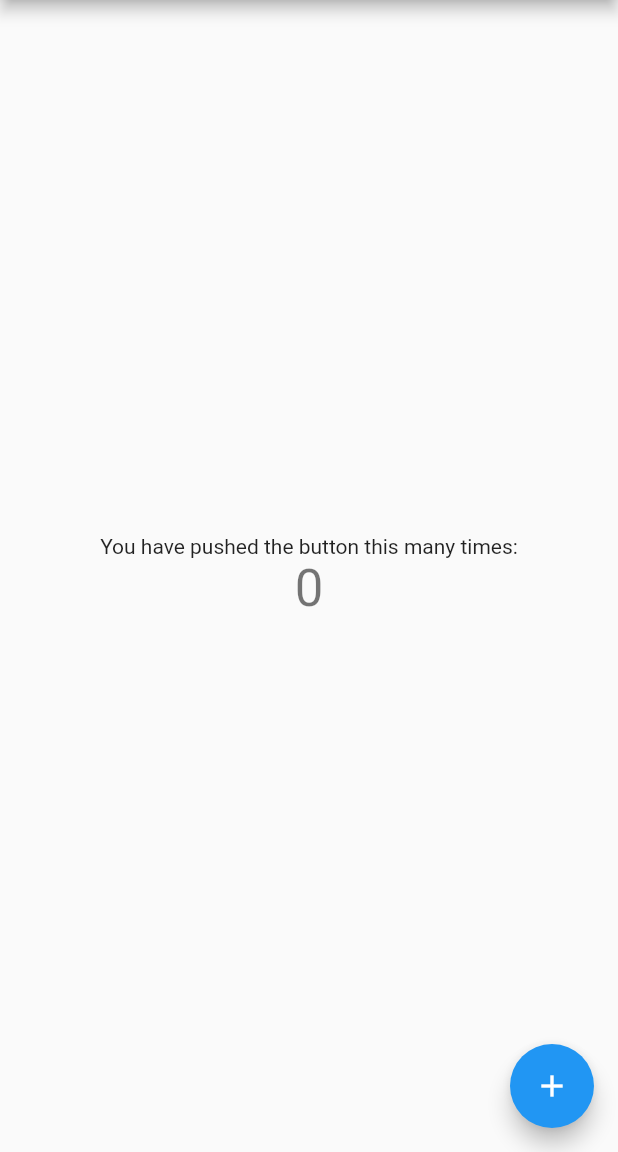
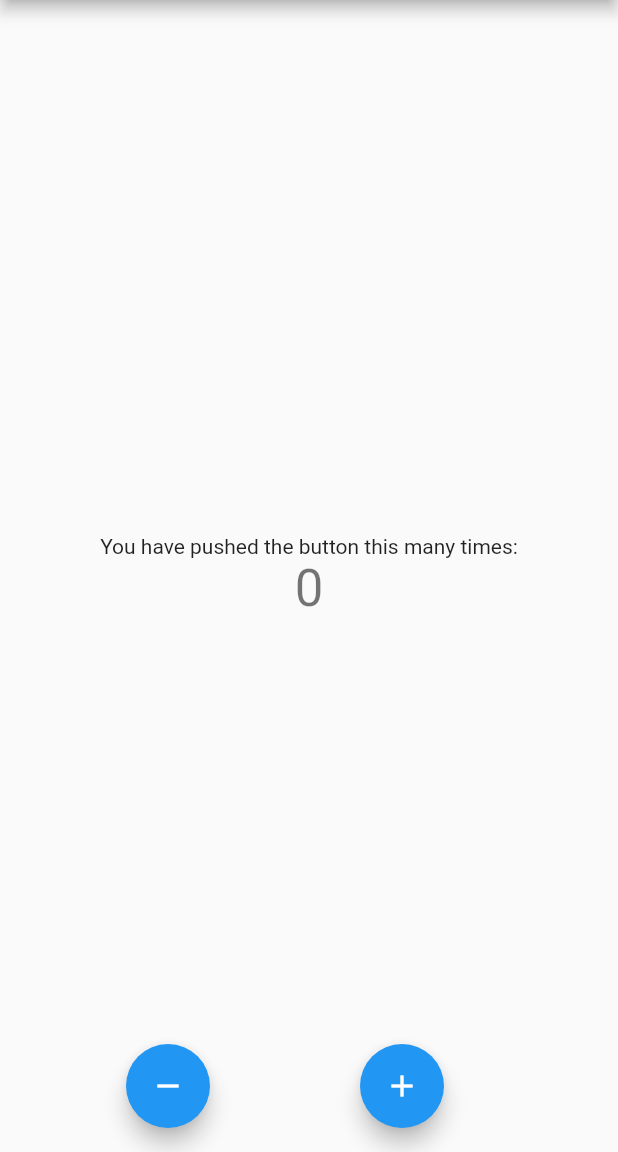
Before and after one commit to DavidWiehls/bloc_course, a Flutter app: the screen it shows after launch, on a phone screen of 412 x 824 dp, the part 84-1236 px from its top. Run offline on Flutter 3.47's test engine with Material 2 defaults, Android fonts, the phone set to English and light mode, and no system bars; our stand-ins replace bloc, flutter_bloc.

Commit message:
BloC integrated

```diff
--- /dev/null
+++ b/lib/cubit/counter_cubit.dart
@@ -0,0 +1,18 @@
+import 'package:bloc/bloc.dart';
+import 'package:meta/meta.dart';
+
+part 'counter_state.dart';
+
+class CounterCubit extends Cubit<CounterState> {
+  // Initial State of the variable
+  CounterCubit() : super(CounterState(counterValue: 0));
+
+  //TODO posible changes of state
+  void increment() {
+    emit(CounterState(counterValue: state.counterValue + 1));
+  }
+
+  void dicrement() {
+    emit(CounterState(counterValue: state.counterValue - 1));
+  }
+}
--- /dev/null
+++ b/lib/cubit/counter_state.dart
@@ -0,0 +1,10 @@
+// ignore_for_file: public_member_api_docs, sort_constructors_first
+part of 'counter_cubit.dart';
+
+class CounterState {
+  int counterValue;
+
+  CounterState({
+    required this.counterValue,
+  });
+}
--- a/lib/main.dart
+++ b/lib/main.dart
@@ -1,4 +1,9 @@
+import 'dart:developer';
+
 import 'package:flutter/material.dart';
+
+import 'cubit/counter_cubit.dart';
+import 'package:flutter_bloc/flutter_bloc.dart';
 
 void main() {
   runApp(const MyApp());
@@ -10,37 +15,21 @@ class MyApp extends StatelessWidget {
   // This widget is the root of your application.
   @override
   Widget build(BuildContext context) {
-    return MaterialApp(
+    return BlocProvider<CounterCubit>(
+      create: (context) => CounterCubit(),
+      child: MaterialApp(
         title: 'Flutter Demo',
         theme: ThemeData(
-        // This is the theme of your application.
-        //
-        // Try running your application with "flutter run". You'll see the
-        // application has a blue toolbar. Then, without quitting the app, try
-        // changing the primarySwatch below to Colors.green and then invoke
-        // "hot reload" (press "r" in the console where you ran "flutter run",
-        // or simply save your changes to "hot reload" in a Flutter IDE).
-        // Notice that the counter didn't reset back to zero; the application
-        // is not restarted.
           primarySwatch: Colors.blue,
         ),
         home: const MyHomePage(title: 'Flutter Demo Home Page'),
+      ),
     );
   }
 }
 
 class MyHomePage extends StatefulWidget {
   const MyHomePage({super.key, required this.title});
-
-  // This widget is the home page of your application. It is stateful, meaning
-  // that it has a State object (defined below) that contains fields that affect
-  // how it looks.
-
-  // This class is the configuration for the state. It holds the values (in this
-  // case the title) provided by the parent (in this case the App widget) and
-  // used by the build method of the State. Fields in a Widget subclass are
-  // always marked "final".
-
   final String title;
 
   @override
@@ -52,63 +41,53 @@ class _MyHomePageState extends State<MyHomePage> {
 
   void _incrementCounter() {
     setState(() {
-      // This call to setState tells the Flutter framework that something has
-      // changed in this State, which causes it to rerun the build method below
-      // so that the display can reflect the updated values. If we changed
-      // _counter without calling setState(), then the build method would not be
-      // called again, and so nothing would appear to happen.
       _counter++;
     });
   }
 
   @override
   Widget build(BuildContext context) {
-    // This method is rerun every time setState is called, for instance as done
-    // by the _incrementCounter method above.
-    //
-    // The Flutter framework has been optimized to make rerunning build methods
-    // fast, so that you can just rebuild anything that needs updating rather
-    // than having to individually change instances of widgets.
     return Scaffold(
       appBar: AppBar(
-        // Here we take the value from the MyHomePage object that was created by
-        // the App.build method, and use it to set our appbar title.
         title: Text(widget.title),
       ),
       body: Center(
-        // Center is a layout widget. It takes a single child and positions it
-        // in the middle of the parent.
         child: Column(
-          // Column is also a layout widget. It takes a list of children and
-          // arranges them vertically. By default, it sizes itself to fit its
-          // children horizontally, and tries to be as tall as its parent.
-          //
-          // Invoke "debug painting" (press "p" in the console, choose the
-          // "Toggle Debug Paint" action from the Flutter Inspector in Android
-          // Studio, or the "Toggle Debug Paint" command in Visual Studio Code)
-          // to see the wireframe for each widget.
-          //
-          // Column has various properties to control how it sizes itself and
-          // how it positions its children. Here we use mainAxisAlignment to
-          // center the children vertically; the main axis here is the vertical
-          // axis because Columns are vertical (the cross axis would be
-          // horizontal).
           mainAxisAlignment: MainAxisAlignment.center,
           children: <Widget>[
             const Text(
               'You have pushed the button this many times:',
             ),
-            Text(
-              '$_counter',
+            BlocBuilder<CounterCubit, CounterState>(
+              builder: (context, state) {
+                return Text(
+                  state.counterValue.toString(),
                   style: Theme.of(context).textTheme.headline4,
+                );
+              },
             ),
           ],
         ),
       ),
-      floatingActionButton: FloatingActionButton(
-        onPressed: _incrementCounter,
-        tooltip: 'Increment',
+      floatingActionButton: Row(
+        mainAxisAlignment: MainAxisAlignment.spaceEvenly,
+        crossAxisAlignment: CrossAxisAlignment.start,
+        children: [
+          FloatingActionButton(
+            onPressed: () {
+              BlocProvider.of<CounterCubit>(context).dicrement();
+            },
+            tooltip: 'Dicrement',
+            child: const Icon(Icons.remove),
+          ),
+          FloatingActionButton(
+            onPressed: () {
+              BlocProvider.of<CounterCubit>(context).increment();
+            },
+            tooltip: 'Incremet',
             child: const Icon(Icons.add),
+          ),
+        ],
       ), // This trailing comma makes auto-formatting nicer for build methods.
     );
   }
```
Also changed, not shown: pubspec.yaml (+4 -12 lines), pubspec.lock. Lines whose indentation alone changed are shown as unchanged.
